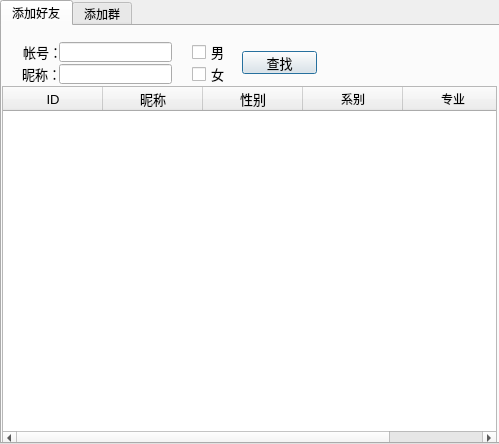
Old version of the form addinfo.ui in the repository jjzhang166/NoCoChat.
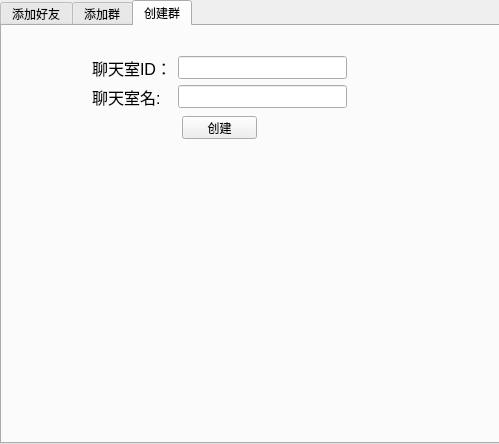
New version of the form.

Patch:
```diff
--- a/addinfo.ui
+++ b/addinfo.ui
@@ -23,7 +23,7 @@
     </rect>
    </property>
    <property name="currentIndex">
-    <number>0</number>
+    <number>2</number>
    </property>
    <property name="iconSize">
     <size>
@@ -263,6 +263,108 @@
        <string>群名称</string>
       </property>
      </column>
+    </widget>
+    <widget class="QLabel" name="label_4">
+     <property name="geometry">
+      <rect>
+       <x>10</x>
+       <y>50</y>
+       <width>71</width>
+       <height>20</height>
+      </rect>
+     </property>
+     <property name="styleSheet">
+      <string notr="true">font: 12pt</string>
+     </property>
+     <property name="text">
+      <string>聊天室名:</string>
+     </property>
+    </widget>
+    <widget class="QLineEdit" name="group_name">
+     <property name="geometry">
+      <rect>
+       <x>90</x>
+       <y>50</y>
+       <width>181</width>
+       <height>22</height>
+      </rect>
+     </property>
+     <property name="styleSheet">
+      <string notr="true">font: 12pt</string>
+     </property>
+     <property name="text">
+      <string/>
+     </property>
+    </widget>
+   </widget>
+   <widget class="QWidget" name="creatgroup">
+    <attribute name="title">
+     <string>创建群</string>
+    </attribute>
+    <widget class="QPushButton" name="c_btn">
+     <property name="geometry">
+      <rect>
+       <x>180</x>
+       <y>90</y>
+       <width>75</width>
+       <height>23</height>
+      </rect>
+     </property>
+     <property name="text">
+      <string>创建</string>
+     </property>
+    </widget>
+    <widget class="QWidget" name="">
+     <property name="geometry">
+      <rect>
+       <x>90</x>
+       <y>30</y>
+       <width>255</width>
+       <height>52</height>
+      </rect>
+     </property>
+     <layout class="QGridLayout" name="gridLayout">
+      <item row="0" column="0">
+       <widget class="QLabel" name="label_5">
+        <property name="styleSheet">
+         <string notr="true">font: 12pt</string>
+        </property>
+        <property name="text">
+         <string>聊天室ID：</string>
+        </property>
+       </widget>
+      </item>
+      <item row="0" column="1">
+       <widget class="QLineEdit" name="c_group_id">
+        <property name="styleSheet">
+         <string notr="true">font: 12pt</string>
+        </property>
+        <property name="text">
+         <string/>
+        </property>
+       </widget>
+      </item>
+      <item row="1" column="0">
+       <widget class="QLabel" name="label_6">
+        <property name="styleSheet">
+         <string notr="true">font: 12pt</string>
+        </property>
+        <property name="text">
+         <string>聊天室名:</string>
+        </property>
+       </widget>
+      </item>
+      <item row="1" column="1">
+       <widget class="QLineEdit" name="c_group_name">
+        <property name="styleSheet">
+         <string notr="true">font: 12pt</string>
+        </property>
+        <property name="text">
+         <string/>
+        </property>
+       </widget>
+      </item>
+     </layout>
     </widget>
    </widget>
   </widget>
```
Left out of the diff: 18 changed lines with no effect on the pictures.
